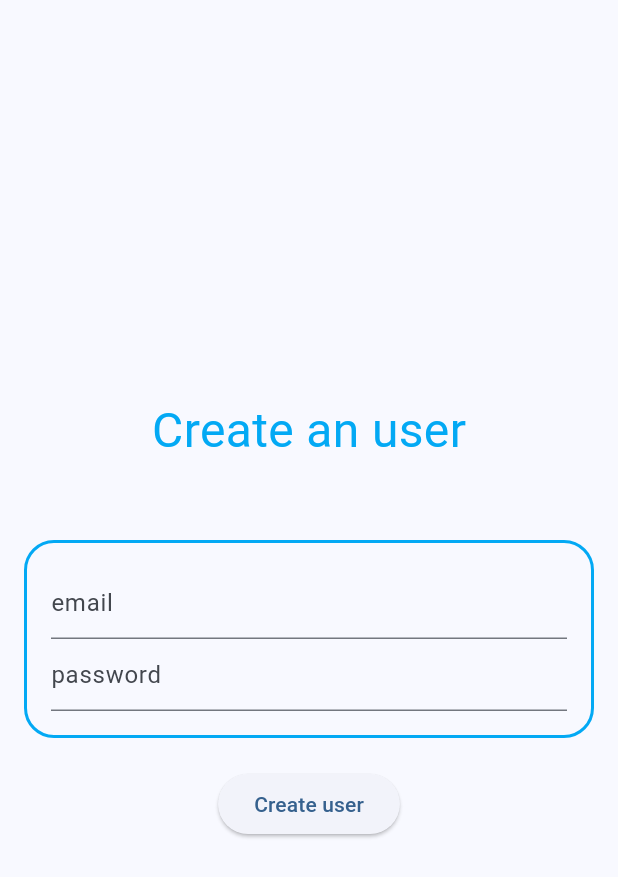
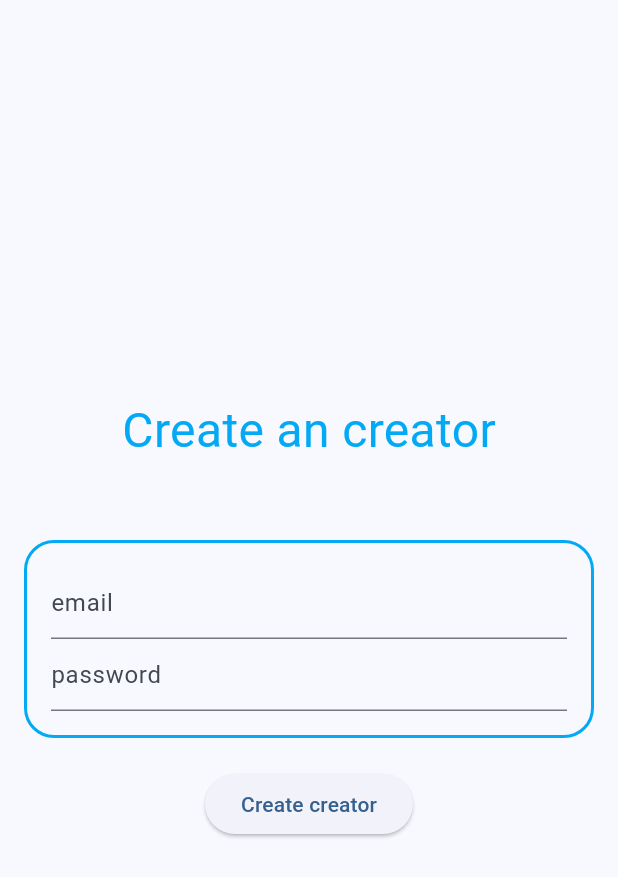
Before and after one commit to CZew2003/Infinit_scrolling_app, a Flutter app: the CreateUserScreen screen opened by its route, on a phone screen of 412 x 824 dp. Shown: the top 877 px of the screen. Run offline on Flutter 3.47's test engine with Material 3 defaults, Android fonts, the phone set to English and light mode, and no system bars; our stand-ins replace firebase_auth, firebase_core, flutter_redux, freezed_annotation, redux, rxdart; missing offline and left inert: redux_epics; accounts and stored records are empty.

Commit message:
first commit

```diff
--- a/lib/models/image/image_model.dart
+++ b/lib/models/image/image_model.dart
@@ -1,7 +1,7 @@
 import 'package:freezed_annotation/freezed_annotation.dart';
 
+import '../creator/user_model.dart';
 import '../image_url/image_url_model.dart';
-import '../user/user_model.dart';
 
 part 'image_model.freezed.dart';
 part 'image_model.g.dart';
--- a/lib/presentation/create_user_screen.dart
+++ b/lib/presentation/create_user_screen.dart
@@ -28,7 +28,7 @@ class _CreateUserScreenState extends State<CreateUserScreen> {
               mainAxisAlignment: MainAxisAlignment.center,
               children: <Widget>[
                 const Text(
-                  'Create an user',
+                  'Create an creator',
                   style: TextStyle(color: Colors.lightBlue, fontSize: 32),
                 ),
                 const SizedBox(
@@ -84,7 +84,7 @@ class _CreateUserScreenState extends State<CreateUserScreen> {
                       context.dispatch(CreateUser(email: email.text, password: password.text));
                     }
                   },
-                  child: const Text('Create user'),
+                  child: const Text('Create creator'),
                 ),
               ],
             ),
--- a/lib/presentation/main_screen.dart
+++ b/lib/presentation/main_screen.dart
@@ -123,7 +123,7 @@ class _MainScreenState extends State<MainScreen> {
                                         if (client == null) {
                                           Navigator.pushNamed(context, CreateUserScreen.route);
                                         } else {
-                                          print('user is: $client and image is ${images[index]}');
+                                          print('creator is: $client and image is ${images[index]}');
                                         }
                                       },
                                       child: Column(
```
Also changed, not shown: lib/models/creator/user_model.dart (renamed from lib/models/user/user_model.dart), lib/models/creator/user_model.freezed.dart (renamed from lib/models/user/user_model.freezed.dart), lib/models/creator/user_model.g.dart (renamed from lib/models/user/user_model.g.dart), lib/models/image/image_model.freezed.dart, lib/models/image/image_model.g.dart, 1 other file.
